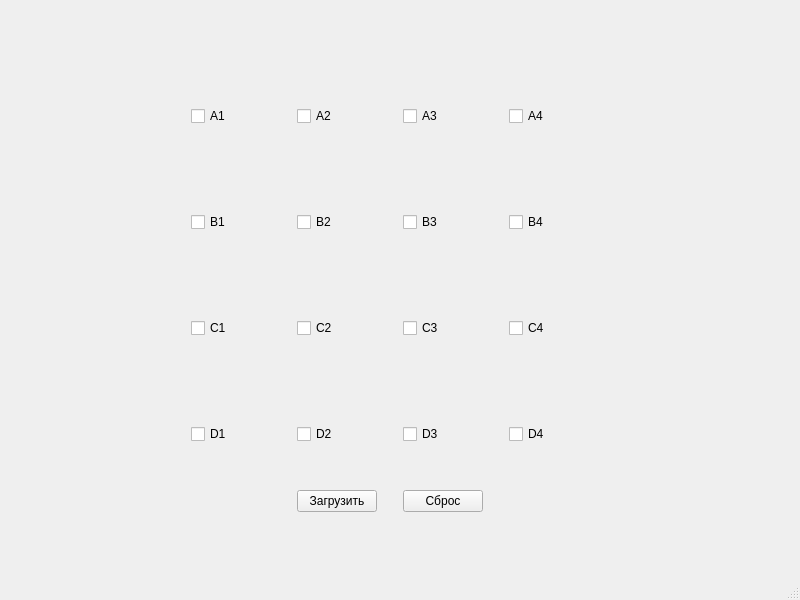
First picture: the form in mainwindow.ui, repository boris-k201/221_329_Kolesnikov, before the edit.
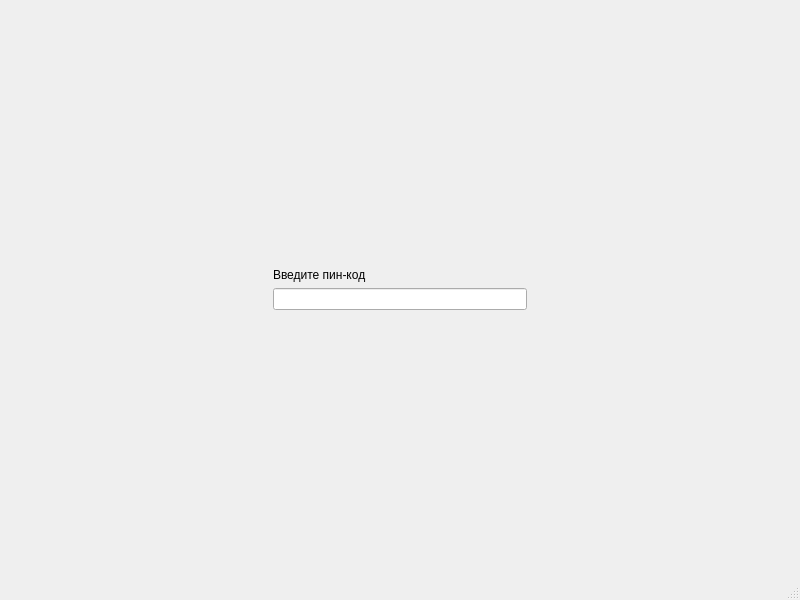
Second picture: the form after the edit. The open tabs and pages were chosen to show the change.

Commit message: Запрос пин-кода

```diff
--- a/mainwindow.ui
+++ b/mainwindow.ui
@@ -419,7 +419,76 @@
         </item>
        </layout>
       </widget>
-      <widget class="QWidget" name="page_2"/>
+      <widget class="QWidget" name="login">
+       <layout class="QGridLayout" name="gridLayout_3">
+        <item row="0" column="1">
+         <spacer name="verticalSpacer_4">
+          <property name="orientation">
+           <enum>Qt::Vertical</enum>
+          </property>
+          <property name="sizeHint" stdset="0">
+           <size>
+            <width>20</width>
+            <height>231</height>
+           </size>
+          </property>
+         </spacer>
+        </item>
+        <item row="1" column="0">
+         <spacer name="horizontalSpacer_3">
+          <property name="orientation">
+           <enum>Qt::Horizontal</enum>
+          </property>
+          <property name="sizeHint" stdset="0">
+           <size>
+            <width>248</width>
+            <height>20</height>
+           </size>
+          </property>
+         </spacer>
+        </item>
+        <item row="1" column="1">
+         <layout class="QVBoxLayout" name="verticalLayout_2">
+          <item>
+           <widget class="QLabel" name="label">
+            <property name="text">
+             <string>Введите пин-код</string>
+            </property>
+           </widget>
+          </item>
+          <item>
+           <widget class="QLineEdit" name="lineEdit"/>
+          </item>
+         </layout>
+        </item>
+        <item row="1" column="2">
+         <spacer name="horizontalSpacer_4">
+          <property name="orientation">
+           <enum>Qt::Horizontal</enum>
+          </property>
+          <property name="sizeHint" stdset="0">
+           <size>
+            <width>248</width>
+            <height>20</height>
+           </size>
+          </property>
+         </spacer>
+        </item>
+        <item row="2" column="1">
+         <spacer name="verticalSpacer_3">
+          <property name="orientation">
+           <enum>Qt::Vertical</enum>
+          </property>
+          <property name="sizeHint" stdset="0">
+           <size>
+            <width>20</width>
+            <height>230</height>
+           </size>
+          </property>
+         </spacer>
+        </item>
+       </layout>
+      </widget>
      </widget>
     </item>
    </layout>
```
The commit also changes 2 other files.
